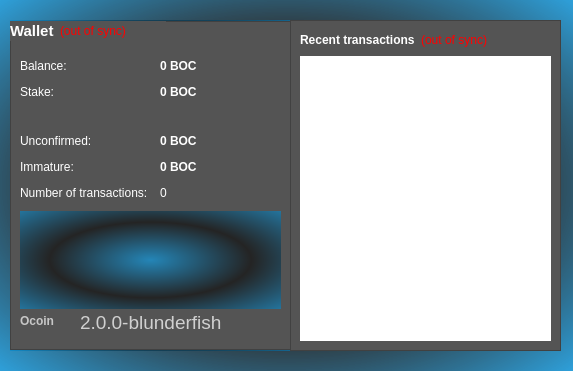
Old version of the form src/qt/forms/overviewpage.ui in the repository shifter/OSC.
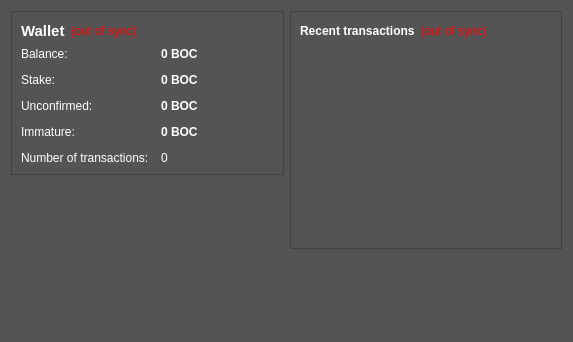
New version of the form. Icons and pictures are not drawn.

Patch:
```diff
--- a/src/qt/forms/overviewpage.ui
+++ b/src/qt/forms/overviewpage.ui
@@ -7,129 +7,31 @@
     <x>0</x>
     <y>0</y>
     <width>573</width>
-    <height>371</height>
+    <height>342</height>
    </rect>
   </property>
   <property name="windowTitle">
    <string>Form</string>
   </property>
   <property name="styleSheet">
-   <string notr="true">background-color: qradialgradient(spread:repeat, cx:0.5, cy:0.5, radius:0.777, fx:0.5, fy:0.5, stop:0 rgba(0, 169, 255, 147), stop:0.497326 rgba(0, 0, 0, 147), stop:1 rgba(0, 169, 255, 147));</string>
+   <string notr="true">background-color: rgb(84, 84, 84);
+color: #FFF;
+border-color: rgb(255, 255, 255) 2px;
+</string>
   </property>
-  <widget class="QWidget" name="">
-   <property name="geometry">
-    <rect>
-     <x>10</x>
-     <y>20</y>
-     <width>291</width>
-     <height>331</height>
-    </rect>
-   </property>
+  <layout class="QHBoxLayout" name="horizontalLayout" stretch="1,1">
+   <item>
    <layout class="QVBoxLayout" name="verticalLayout_2">
     <item>
      <widget class="QFrame" name="frame">
-      <property name="maximumSize">
-       <size>
-        <width>16777215</width>
-        <height>329</height>
-       </size>
-      </property>
-      <property name="styleSheet">
-       <string notr="true">color: rgb(255, 255, 255);
-background-color: rgb(84, 84, 84);</string>
-      </property>
       <property name="frameShape">
        <enum>QFrame::StyledPanel</enum>
       </property>
       <property name="frameShadow">
        <enum>QFrame::Raised</enum>
       </property>
-      <widget class="QLabel" name="label_Ocoin_Intro">
-       <property name="geometry">
-        <rect>
-         <x>10</x>
-         <y>310</y>
-         <width>16</width>
-         <height>16</height>
-        </rect>
-       </property>
-       <property name="text">
-        <string/>
-       </property>
-      </widget>
-      <widget class="QLabel" name="label_wallet_bgcoin">
-       <property name="geometry">
-        <rect>
-         <x>10</x>
-         <y>190</y>
-         <width>261</width>
-         <height>98</height>
-        </rect>
-       </property>
-       <property name="styleSheet">
-        <string notr="true">background-color: qradialgradient(spread:repeat, cx:0.5, cy:0.5, radius:0.777, fx:0.5, fy:0.5, stop:0 rgba(0, 169, 255, 147), stop:0.497326 rgba(0, 0, 0, 147), stop:1 rgba(0, 169, 255, 147));</string>
-       </property>
-       <property name="text">
-        <string/>
-       </property>
-       <property name="pixmap">
-        <pixmap resource="../Ocoin.qrc">:/images/wallet_bgcoin</pixmap>
-       </property>
-      </widget>
-      <widget class="QLabel" name="label_7">
-       <property name="geometry">
-        <rect>
-         <x>10</x>
-         <y>290</y>
-         <width>61</width>
-         <height>21</height>
-        </rect>
-       </property>
-       <property name="cursor">
-        <cursorShape>IBeamCursor</cursorShape>
-       </property>
-       <property name="autoFillBackground">
-        <bool>false</bool>
-       </property>
-       <property name="styleSheet">
-        <string notr="true">color: rgb(199, 199, 199);
-font: 75 14pt &quot;MS Shell Dlg 2&quot;;
-background-color: rgb(84, 84, 84);</string>
-       </property>
-       <property name="text">
-        <string>&lt;html&gt;&lt;head/&gt;&lt;body&gt;&lt;p&gt;&lt;span style=&quot; font-weight:600;&quot;&gt;Ocoin&lt;/span&gt;&lt;/p&gt;&lt;/body&gt;&lt;/html&gt;</string>
-       </property>
-       <property name="textInteractionFlags">
-        <set>Qt::LinksAccessibleByMouse|Qt::TextSelectableByKeyboard|Qt::TextSelectableByMouse</set>
-       </property>
-      </widget>
-      <widget class="QLabel" name="versionLabel">
-       <property name="geometry">
-        <rect>
-         <x>70</x>
-         <y>290</y>
-         <width>151</width>
-         <height>21</height>
-        </rect>
-       </property>
-       <property name="cursor">
-        <cursorShape>IBeamCursor</cursorShape>
-       </property>
-       <property name="autoFillBackground">
-        <bool>false</bool>
-       </property>
-       <property name="styleSheet">
-        <string notr="true">color: rgb(208, 208, 208);
-background-color: rgb(84, 84, 84);</string>
-       </property>
-       <property name="text">
-        <string notr="true">&lt;html&gt;&lt;head/&gt;&lt;body&gt;&lt;p&gt;&lt;span style=&quot; font-size:14pt;&quot;&gt;2.0.0-blunderfish&lt;/span&gt;&lt;/p&gt;&lt;/body&gt;&lt;/html&gt;</string>
-       </property>
-       <property name="textInteractionFlags">
-        <set>Qt::LinksAccessibleByMouse|Qt::TextSelectableByKeyboard|Qt::TextSelectableByMouse</set>
-       </property>
-      </widget>
-      <widget class="QWidget" name="">
+       <layout class="QVBoxLayout" name="verticalLayout_4">
+        <item>
        <layout class="QHBoxLayout" name="horizontalLayout_4">
         <item>
          <widget class="QLabel" name="label_5">
@@ -175,16 +77,8 @@
          </spacer>
         </item>
        </layout>
-      </widget>
-      <widget class="QWidget" name="">
-       <property name="geometry">
-        <rect>
-         <x>10</x>
-         <y>38</y>
-         <width>191</width>
-         <height>141</height>
-        </rect>
-       </property>
+        </item>
+        <item>
        <layout class="QFormLayout" name="formLayout_2">
         <property name="fieldGrowthPolicy">
          <enum>QFormLayout::AllNonFixedFieldsGrow</enum>
@@ -253,14 +147,14 @@
           </property>
          </widget>
         </item>
-        <item row="4" column="0">
+          <item row="2" column="0">
          <widget class="QLabel" name="label_3">
           <property name="text">
            <string>Unconfirmed:</string>
           </property>
          </widget>
         </item>
-        <item row="4" column="1">
+          <item row="2" column="1">
          <widget class="QLabel" name="labelUnconfirmed">
           <property name="font">
            <font>
@@ -282,14 +176,14 @@
           </property>
          </widget>
         </item>
-        <item row="5" column="0">
+          <item row="3" column="0">
          <widget class="QLabel" name="labelImmatureText">
           <property name="text">
            <string>Immature:</string>
           </property>
          </widget>
         </item>
-        <item row="5" column="1">
+          <item row="3" column="1">
          <widget class="QLabel" name="labelImmature">
           <property name="font">
            <font>
@@ -308,14 +202,14 @@
           </property>
          </widget>
         </item>
-        <item row="6" column="0">
+          <item row="4" column="0">
          <widget class="QLabel" name="label_2">
           <property name="text">
            <string>Number of transactions:</string>
           </property>
          </widget>
         </item>
-        <item row="6" column="1">
+          <item row="4" column="1">
          <widget class="QLabel" name="labelNumTransactions">
           <property name="toolTip">
            <string>Total number of transactions in wallet</string>
@@ -325,7 +219,12 @@
           </property>
          </widget>
         </item>
-        <item row="3" column="1">
+         </layout>
+        </item>
+       </layout>
+      </widget>
+     </item>
+     <item>
          <spacer name="verticalSpacer">
           <property name="orientation">
            <enum>Qt::Vertical</enum>
@@ -339,23 +238,11 @@
          </spacer>
         </item>
        </layout>
-      </widget>
-     </widget>
-    </item>
-   </layout>
-  </widget>
+   </item>
+   <item>
+    <layout class="QVBoxLayout" name="verticalLayout_3">
+     <item>
   <widget class="QFrame" name="frame_2">
-   <property name="geometry">
-    <rect>
-     <x>290</x>
-     <y>20</y>
-     <width>271</width>
-     <height>331</height>
-    </rect>
-   </property>
-   <property name="styleSheet">
-    <string notr="true">background-color: rgb(84, 84, 84);</string>
-   </property>
    <property name="frameShape">
     <enum>QFrame::StyledPanel</enum>
    </property>
@@ -367,9 +254,6 @@
      <layout class="QHBoxLayout" name="horizontalLayout_2">
       <item>
        <widget class="QLabel" name="label_4">
-        <property name="styleSheet">
-         <string notr="true">color: rgb(255, 255, 255)</string>
-        </property>
         <property name="text">
          <string>&lt;b&gt;Recent transactions&lt;/b&gt;</string>
         </property>
@@ -409,7 +293,7 @@
     <item>
      <widget class="QListView" name="listTransactions">
       <property name="styleSheet">
-       <string notr="true">QListView {background-color: rgb(255, 255, 255); color: rgb(25, 106, 227);}</string>
+           <string notr="true">QListView { background: transparent;  color: rgb(0, 85, 255);}</string>
       </property>
       <property name="frameShape">
        <enum>QFrame::NoFrame</enum>
@@ -427,7 +311,30 @@
     </item>
    </layout>
   </widget>
-  <zorder>frame</zorder>
+     </item>
+     <item>
+      <widget class="QLabel" name="label_Ocoin_Intro">
+       <property name="text">
+        <string/>
+       </property>
+      </widget>
+     </item>
+     <item>
+      <spacer name="verticalSpacer_2">
+       <property name="orientation">
+        <enum>Qt::Vertical</enum>
+       </property>
+       <property name="sizeHint" stdset="0">
+        <size>
+         <width>20</width>
+         <height>40</height>
+        </size>
+       </property>
+      </spacer>
+     </item>
+    </layout>
+   </item>
+  </layout>
  </widget>
  <resources>
   <include location="../Ocoin.qrc"/>
```
Lines whose indentation alone changed are shown as unchanged.
